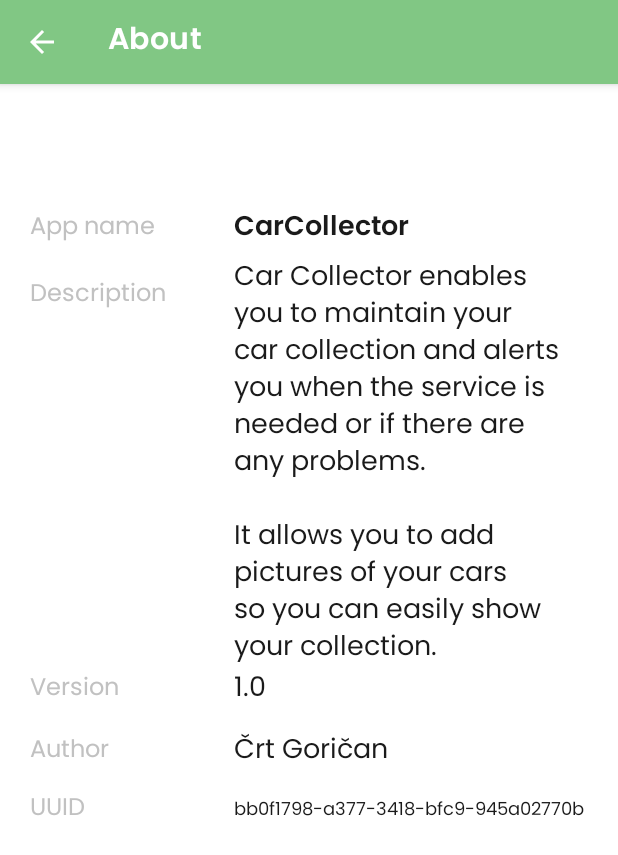
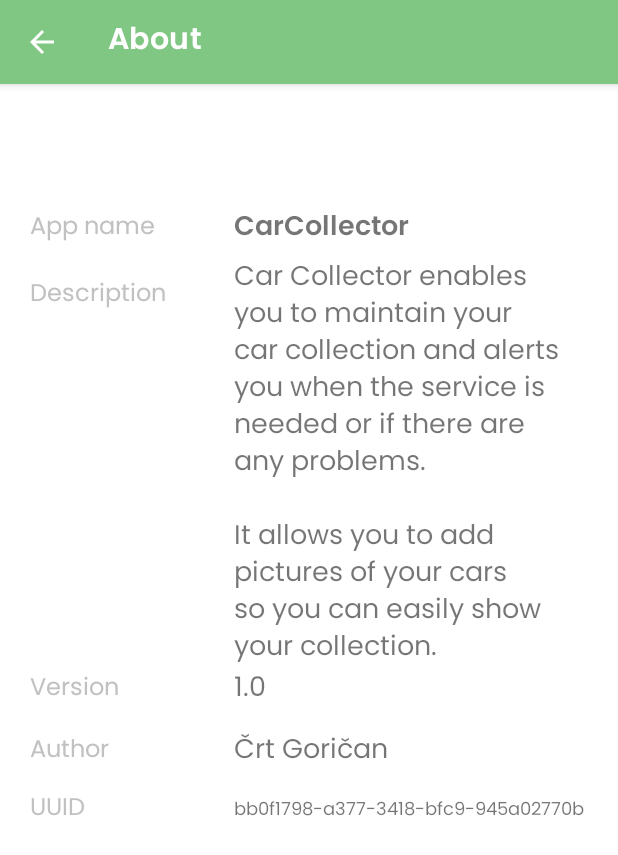
Before and after one commit to cgorican/car-collector, an Android app: the screen it shows after launch (AboutActivity), after a tap on "About the app", on a phone screen of 412 x 824 dp. Shown: the top 855 px of the screen. Run offline under Robolectric (Android 15) with nearby library versions, the phone set to English and light mode, and no system bars; libraries missing offline, so code that uses them is left out: io.github.serpro69.kfaker; 5 statements that could not run were skipped.

Commit message:
Dark mode bugfix About color fixes

```diff
--- a/app/src/main/java/si/um/feri/carcollector/MyApplication.kt
+++ b/app/src/main/java/si/um/feri/carcollector/MyApplication.kt
@@ -96,7 +96,7 @@ class MyApplication: Application(), DefaultLifecycleObserver {
     }
 
     private fun handleDarkModeSettings() {
-        when(sharedPref.getBoolean(getString(R.string.shared_pref_notifications), false)) {
+        when(sharedPref.getBoolean(getString(R.string.shared_pref_dark_mode), false)) {
             true -> AppCompatDelegate.setDefaultNightMode(AppCompatDelegate.MODE_NIGHT_YES)
             else -> AppCompatDelegate.setDefaultNightMode(AppCompatDelegate.MODE_NIGHT_NO)
         }
--- a/app/src/main/res/layout/activity_about.xml
+++ b/app/src/main/res/layout/activity_about.xml
@@ -52,7 +52,6 @@
         android:layout_marginStart="@dimen/margin_left_right"
         android:layout_marginEnd="@dimen/margin_left_right"
         android:text="@string/app_name"
-        android:textColor="@color/gray"
         android:textSize="@dimen/text_size_value"
         android:fontFamily="@font/poppins_semi_bold"
         app:layout_constraintBottom_toTopOf="@+id/guideline13"
@@ -69,7 +68,6 @@
         android:layout_marginEnd="@dimen/margin_left_right"
         android:text="@string/app_description"
         android:textAlignment="viewStart"
-        android:textColor="@color/gray"
         android:textSize="@dimen/text_size_value"
         android:autoSizeTextType="uniform"
         android:fontFamily="@font/poppins_regular"
@@ -88,7 +86,6 @@
         android:layout_marginStart="@dimen/margin_left_right"
         android:layout_marginEnd="@dimen/margin_left_right"
         android:text="@string/app_version"
-        android:textColor="@color/gray"
         android:textSize="@dimen/text_size_value"
         android:fontFamily="@font/poppins_regular"
         app:layout_constraintBottom_toTopOf="@+id/guideline15"
@@ -172,7 +169,6 @@
         android:layout_marginStart="@dimen/margin_left_right"
         android:layout_marginEnd="@dimen/margin_left_right"
         android:text="@string/app_author"
-        android:textColor="@color/gray"
         android:textSize="@dimen/text_size_value"
         android:fontFamily="@font/poppins_regular"
         app:layout_constraintBottom_toTopOf="@+id/guideline16"
@@ -216,7 +212,6 @@
         android:layout_marginStart="@dimen/margin_left_right"
         android:layout_marginEnd="@dimen/margin_left_right"
         android:text="@string/noun_uuid"
-        android:textColor="@color/gray"
         android:textSize="@dimen/text_size_value"
         android:maxHeight="@dimen/text_size_value"
         android:autoSizeTextType="uniform"
```
